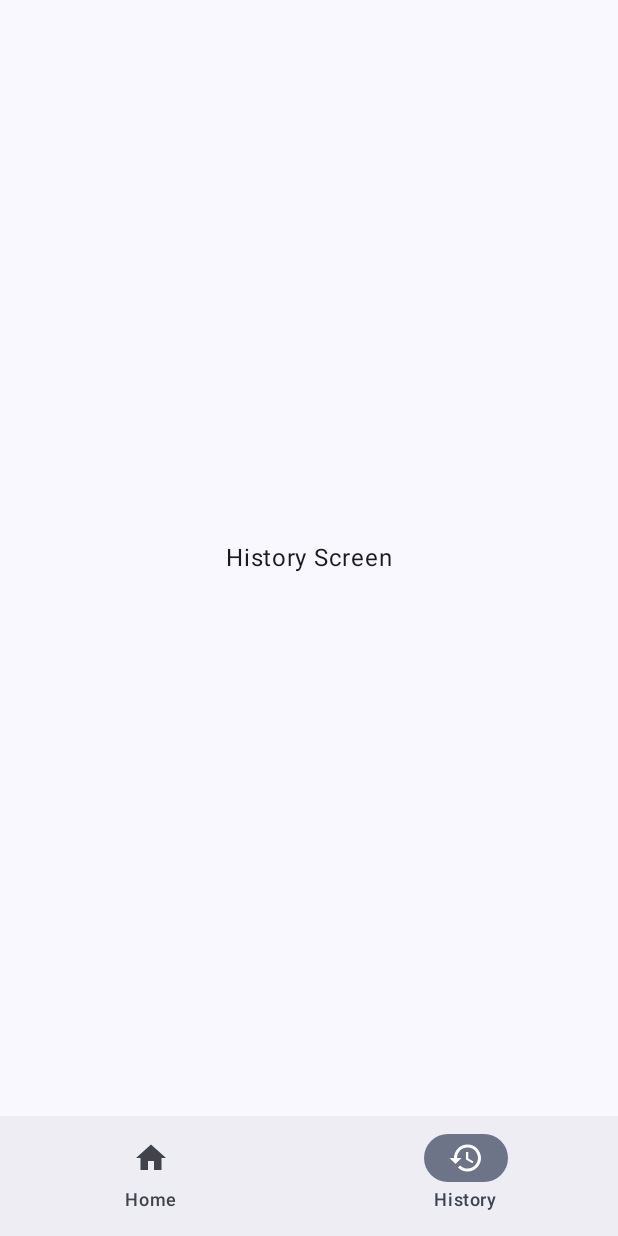
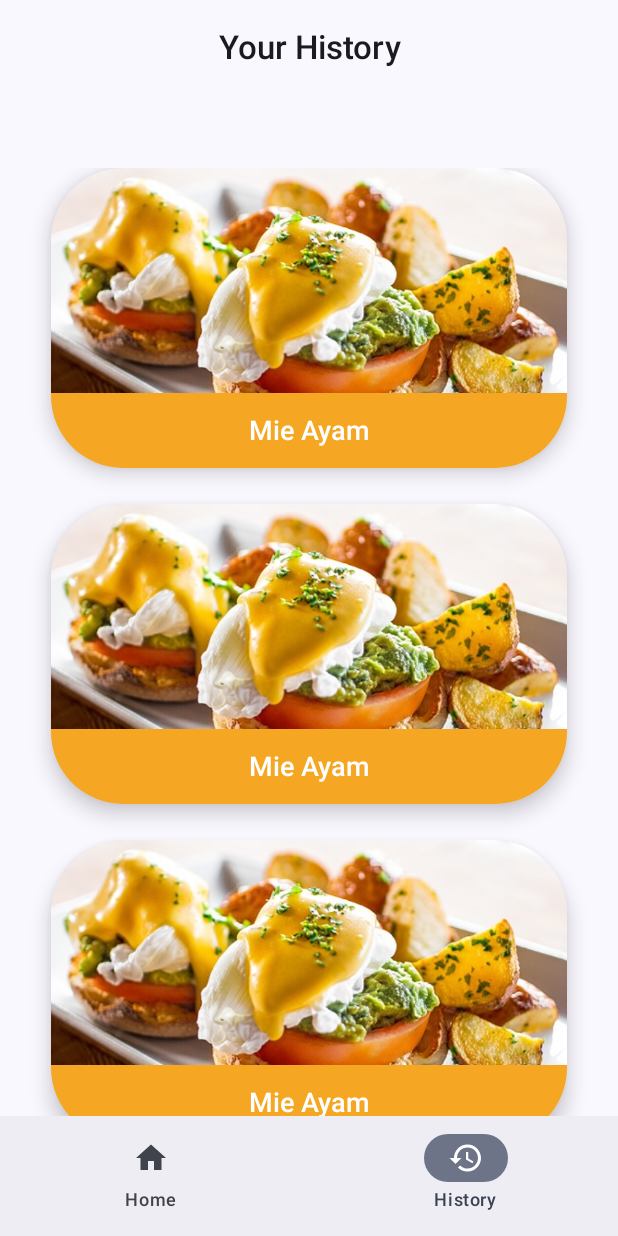
Before and after one commit to dzakybewe/BiteWiseApp, an Android app built with Jetpack Compose: the HistoryScreen screen opened through its navigation route, on a phone screen of 412 x 824 dp. Run offline under Robolectric (Android 15) with nearby library versions, the phone set to English and light mode, and no system bars.

Commit message:
HistoryScreen slicing (All UI implemented)

```diff
--- a/app/src/main/java/com/bewe/bitewiseapp/BiteWiseApp.kt
+++ b/app/src/main/java/com/bewe/bitewiseapp/BiteWiseApp.kt
@@ -1,6 +1,5 @@
 package com.bewe.bitewiseapp
 
-import android.util.Log
 import androidx.compose.foundation.layout.padding
 import androidx.compose.material.icons.Icons
 import androidx.compose.material.icons.filled.History
@@ -46,7 +45,8 @@ fun BiteWiseApp(
         bottomBar = {
             if (
                 currentRoute != Screen.Landing.route &&
-                currentRoute != Screen.Preferences.route
+                currentRoute != Screen.Preferences.route &&
+                currentRoute != Screen.Detail.route
             ) {
                 BottomBar(navController = navController)
             }
--- a/app/src/main/java/com/bewe/bitewiseapp/ui/screens/detail/DetailScreen.kt
+++ b/app/src/main/java/com/bewe/bitewiseapp/ui/screens/detail/DetailScreen.kt
@@ -13,6 +13,8 @@ import androidx.compose.foundation.shape.RoundedCornerShape
 import androidx.compose.material.icons.Icons
 import androidx.compose.material.icons.filled.ArrowBackIosNew
 import androidx.compose.material.icons.filled.Star
+import androidx.compose.material3.CenterAlignedTopAppBar
+import androidx.compose.material3.ExperimentalMaterial3Api
 import androidx.compose.material3.Icon
 import androidx.compose.material3.IconButton
 import androidx.compose.material3.Scaffold
@@ -33,34 +35,36 @@ import com.bewe.bitewiseapp.R
 import com.bewe.bitewiseapp.ui.theme.Orange
 import com.bewe.bitewiseapp.ui.theme.StarColor
 
+@OptIn(ExperimentalMaterial3Api::class)
 @Composable
 fun DetailScreen(
     modifier: Modifier = Modifier,
     navigateBack: () -> Unit,
 ) {
     Scaffold(
-        modifier = modifier.fillMaxSize()
+        modifier = modifier.fillMaxSize(),
+        topBar = {
+            CenterAlignedTopAppBar(
+                title = {
+                },
+                navigationIcon = {
+                    IconButton(onClick = { navigateBack() }) {
+                        Icon(
+                            imageVector = Icons.Default.ArrowBackIosNew,
+                            contentDescription = "Back"
+                        )
+                    }
+                },
+            )
+        }
     ) { innerPadding ->
         Column(
             modifier = Modifier
                 .fillMaxSize()
                 .padding(innerPadding)
-                .padding(vertical = 75.dp, horizontal = 24.dp),
+                .padding(top = 50.dp, start = 34.dp, end = 34.dp),
             horizontalAlignment = Alignment.CenterHorizontally
         ) {
-            Box(
-                modifier = Modifier.fillMaxWidth()
-            ) {
-                IconButton(onClick = { navigateBack() }) {
-                    Icon(
-                        imageVector = Icons.Default.ArrowBackIosNew,
-                        contentDescription = "Back"
-                    )
-                }
-            }
-
-            Spacer(modifier = Modifier.height(20.dp))
-
             Image(
                 painter = painterResource(id = R.drawable.sample_picture),
                 contentDescription = "Mie Ayam",
--- a/app/src/main/java/com/bewe/bitewiseapp/ui/screens/history/HistoryScreen.kt
+++ b/app/src/main/java/com/bewe/bitewiseapp/ui/screens/history/HistoryScreen.kt
@@ -1,18 +1,129 @@
 package com.bewe.bitewiseapp.ui.screens.history
 
+import androidx.compose.foundation.Image
+import androidx.compose.foundation.background
+import androidx.compose.foundation.layout.Arrangement
 import androidx.compose.foundation.layout.Box
+import androidx.compose.foundation.layout.Column
 import androidx.compose.foundation.layout.fillMaxSize
+import androidx.compose.foundation.layout.fillMaxWidth
+import androidx.compose.foundation.layout.height
+import androidx.compose.foundation.layout.padding
+import androidx.compose.foundation.lazy.LazyColumn
+import androidx.compose.foundation.lazy.items
+import androidx.compose.foundation.shape.RoundedCornerShape
+import androidx.compose.material3.Card
+import androidx.compose.material3.CardDefaults
+import androidx.compose.material3.CenterAlignedTopAppBar
+import androidx.compose.material3.ExperimentalMaterial3Api
+import androidx.compose.material3.Scaffold
 import androidx.compose.material3.Text
 import androidx.compose.runtime.Composable
 import androidx.compose.ui.Alignment
 import androidx.compose.ui.Modifier
+import androidx.compose.ui.graphics.Color
+import androidx.compose.ui.layout.ContentScale
+import androidx.compose.ui.res.painterResource
+import androidx.compose.ui.text.TextStyle
+import androidx.compose.ui.text.font.FontWeight
+import androidx.compose.ui.text.style.TextAlign
+import androidx.compose.ui.tooling.preview.Preview
+import androidx.compose.ui.unit.dp
+import androidx.compose.ui.unit.sp
+import com.bewe.bitewiseapp.R
+import com.bewe.bitewiseapp.ui.theme.BiteWiseAppTheme
+import com.bewe.bitewiseapp.ui.theme.Orange
+
+@OptIn(ExperimentalMaterial3Api::class)
+@Composable
+fun HistoryScreen(
+    modifier: Modifier = Modifier,
+) {
+    val items = listOf(1, 2, 3)
+
+    Scaffold(
+        modifier = modifier.fillMaxSize(),
+        topBar = {
+            CenterAlignedTopAppBar(
+                title = {
+                    Text(
+                        "Your History",
+                        fontWeight = FontWeight.SemiBold,
+                        textAlign = TextAlign.Center
+                    )
+                },
+            )
+        },
+    ) { innerPadding ->
+        Column(
+            modifier = Modifier
+                .padding(innerPadding)
+                .padding(top = 48.dp, start = 34.dp, end = 34.dp),
+            horizontalAlignment = Alignment.CenterHorizontally
+        ) {
+            HistoryContent(itemsList = items)
+        }
+    }
+}
 
 @Composable
-fun HistoryScreen(modifier: Modifier = Modifier) {
-    Box(
-        modifier = modifier.fillMaxSize(),
-        contentAlignment = Alignment.Center
+fun HistoryContent(
+    modifier: Modifier = Modifier,
+    itemsList: List<Int>,
+) {
+    LazyColumn(
+        modifier = modifier,
+        verticalArrangement = Arrangement.spacedBy(24.dp),
     ) {
-        Text("History Screen")
+        items(itemsList) {
+            HistoryItem()
+        }
     }
 }
+
+@Composable
+fun HistoryItem(modifier: Modifier = Modifier) {
+    Card(
+        modifier = modifier.fillMaxWidth(),
+        shape = RoundedCornerShape(48.dp),
+        elevation = CardDefaults.cardElevation(defaultElevation = 8.dp),
+    ) {
+        Box(
+            modifier = Modifier
+                .fillMaxWidth()
+                .height(150.dp)
+        ) {
+            Image(
+                painter = painterResource(id = R.drawable.sample_picture),
+                contentDescription = "Image",
+                contentScale = ContentScale.Crop,
+                modifier = Modifier.fillMaxWidth()
+            )
+        }
+        Box(
+            modifier = Modifier
+                .fillMaxWidth()
+                .height(50.dp)
+                .background(Orange),
+            contentAlignment = Alignment.Center
+        ) {
+            Text(
+                text = "Mie Ayam",
+                style = TextStyle(
+                    fontWeight = FontWeight.SemiBold,
+                    fontSize = 18.sp,
+                    color = Color.White,
+                    textAlign = TextAlign.Center
+                )
+            )
+        }
+    }
+}
+
+@Preview
+@Composable
+private fun HistoryScreenPreview() {
+    BiteWiseAppTheme {
+        HistoryScreen()
+    }
+}
```
